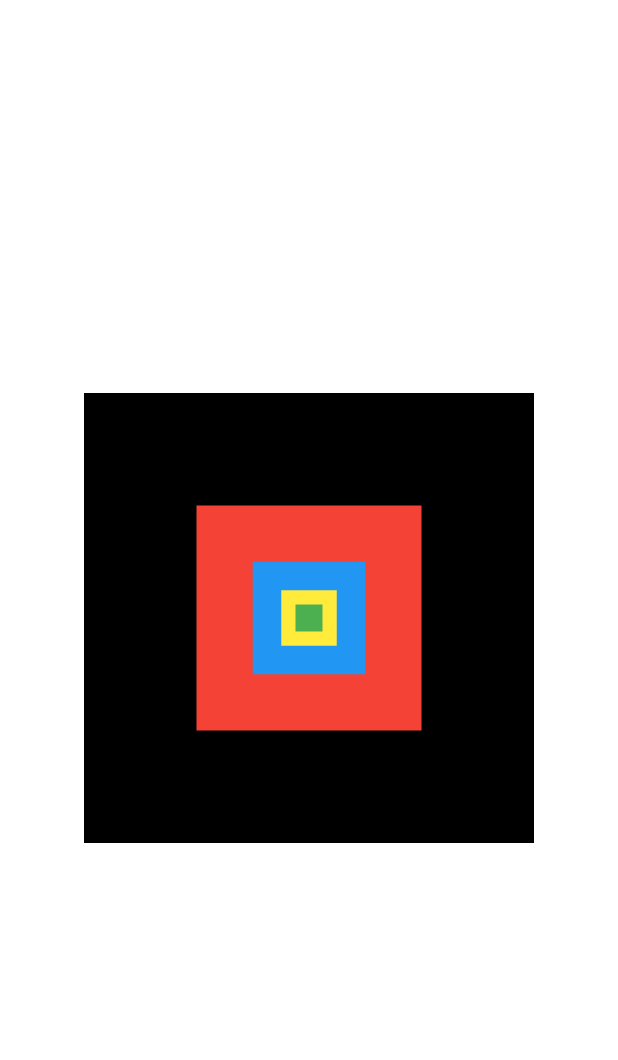
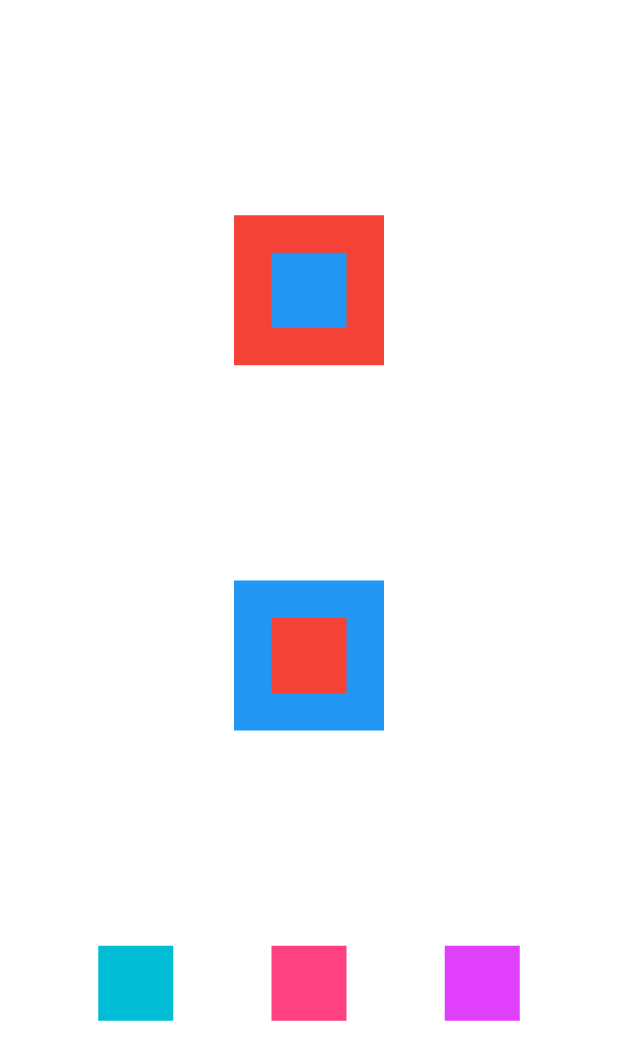
Before and after one commit to mtss-dev/estudo-flutter, a Flutter app: the screen it shows after launch, on a phone screen of 412 x 824 dp. Shown: the top 1060 px of the screen. Run offline on Flutter 3.47's test engine with Material 2 defaults, Android fonts, the phone set to English and light mode, and no system bars.

Commit message:
Aula sobre Column e Row

```diff
--- a/lib/main.dart
+++ b/lib/main.dart
@@ -16,36 +16,62 @@ class MyApp extends StatelessWidget {
           colorScheme: ColorScheme.fromSeed(seedColor: Colors.red),
           useMaterial3: true,
         ),
-      home: Stack(
+        home: Column(
+          mainAxisAlignment: MainAxisAlignment.spaceEvenly,
+          crossAxisAlignment: CrossAxisAlignment.center,
+          children: [
+            Stack(
               alignment: AlignmentDirectional.center,
               children: [
                 Container(
-            color: Colors.black,
-            width: 300,
-            height: 300,
+                  height: 100,
+                  width: 100,
+                  color: Colors.red,
                 ),
                 Container(
-            color: Colors.red,
-            width: 150,
-            height: 150,
-          ),
-          Container(
+                  height: 50,
+                  width: 50,
                   color: Colors.blue,
-            width: 75,
-            height: 75,
-          ),
-          Container(
-            color: Colors.yellow,
-            width: 37,
-            height: 37,
-          ),
-          Container(
-            color: Colors.green,
-            width: 18,
-            height: 18,
                 ),
               ],
             ),
-    );
+            Stack(
+              alignment: AlignmentDirectional.center,
+              children: [
+                Container(
+                  height: 100,
+                  width: 100,
+                  color: Colors.blue,
+                ),
+                Container(
+                  height: 50,
+                  width: 50,
+                  color: Colors.red,
+                ),
+              ],
+            ),
+            Row(
+              mainAxisAlignment: MainAxisAlignment.spaceEvenly,
+              crossAxisAlignment: CrossAxisAlignment.center,
+              children: [
+                Container(
+                  height: 50,
+                  width: 50,
+                  color: Colors.cyan,
+                ),
+                Container(
+                  height: 50,
+                  width: 50,
+                  color: Colors.pinkAccent,
+                ),
+                Container(
+                  height: 50,
+                  width: 50,
+                  color: Colors.purpleAccent,
+                ),
+              ],
+            )
+          ],
+        ));
   }
 }
```
Lines whose indentation alone changed are shown as unchanged.
